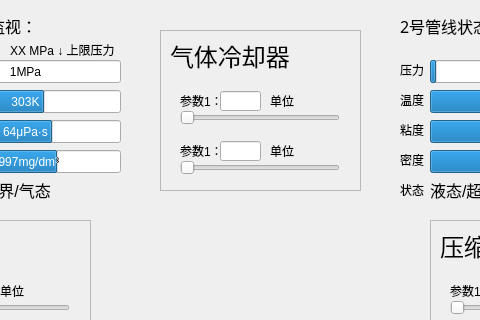
Before: the Qt Designer form mainwindow.ui in AbsoluteZero-Lightcone/CO2, drawn with Qt 5; both pictures show x 120 to 600 and y 0 to 320 of the 764 by 650 pixel window.
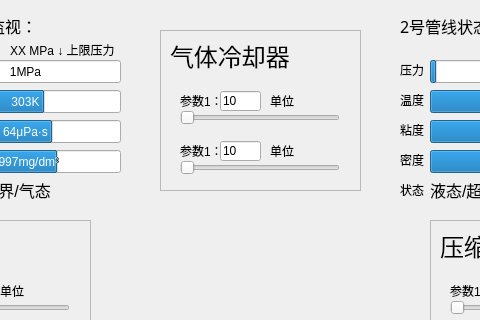
After: the same form once the commit is applied. Icons and pictures are not drawn.

Commit message: generate header from ui

```diff
--- a/mainwindow.ui
+++ b/mainwindow.ui
@@ -119,6 +119,9 @@
         <height>20</height>
        </rect>
       </property>
+      <property name="text">
+       <string>10</string>
+      </property>
      </widget>
      <widget class="QLabel" name="label_14">
       <property name="geometry">
@@ -178,6 +181,9 @@
         <height>20</height>
        </rect>
       </property>
+      <property name="text">
+       <string>10</string>
+      </property>
      </widget>
      <widget class="QLabel" name="label_28">
       <property name="geometry">
```
The commit also changes 4 other files.
